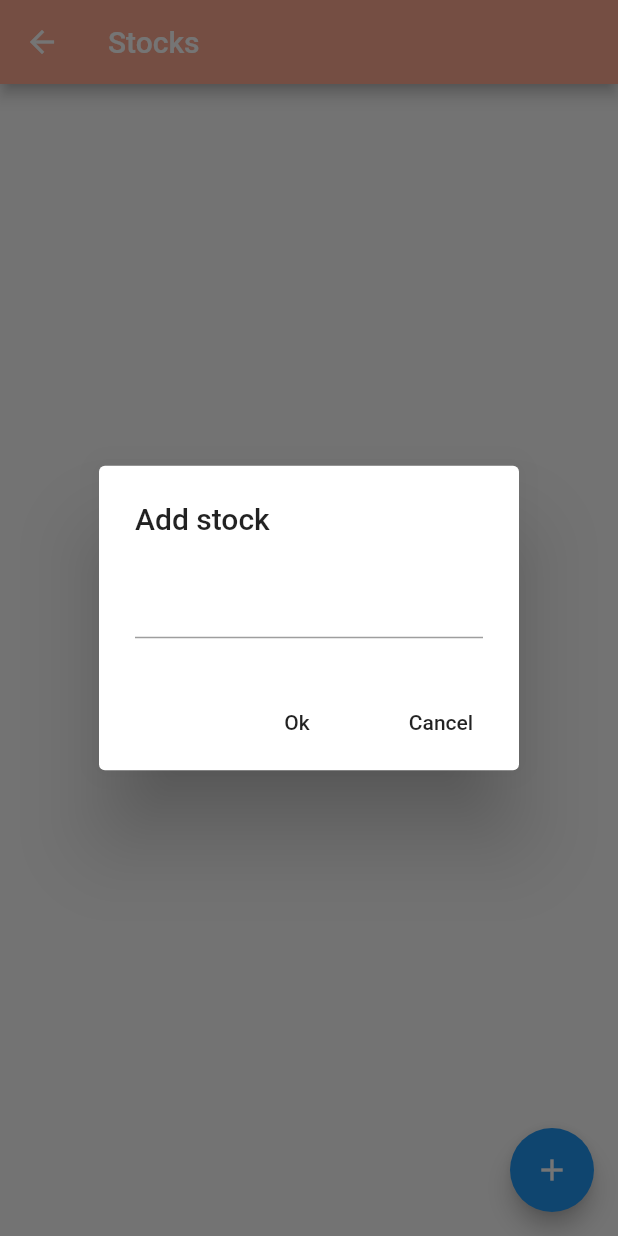
After one commit to Dannyyyy/Flutter-Study, a Flutter app: the StockPage screen opened by its route, after a tap on the "add" icon, on a phone screen of 412 x 824 dp. The commit adds this screen. Run offline on Flutter 3.47's test engine with Material 2 defaults, Android fonts, the phone set to English and light mode, and no system bars; missing offline and left inert: validator.

Commit message:
Stocks page.

```diff
--- a/Applications/flutter_app/lib/main.dart
+++ b/Applications/flutter_app/lib/main.dart
@@ -4,6 +4,7 @@ import 'package:flutter_app/tabs/second_tab.dart';
 import 'package:flutter_app/tabs/third_tab.dart';
 import 'package:flutter_app/pages/info_page.dart';
 import 'package:flutter_app/pages/settings_page.dart';
+import 'package:flutter_app/pages/stock_page.dart';
 
 void main() => runApp(App());
 
@@ -31,6 +32,10 @@ class HomePageState extends State<HomePage> with SingleTickerProviderStateMixin
 
   void navSettings(BuildContext context) {
     Navigator.of(context).pushNamed('/settings');
+  }
+
+  void navStocks(BuildContext context) {
+    Navigator.of(context).pushNamed('/stocks');
   }
 
   @override
@@ -74,11 +79,11 @@ class HomePageState extends State<HomePage> with SingleTickerProviderStateMixin
                     ),
                     new Divider(),
                     new ListTile(
-                        title: new Text("Sample Form"),
-                        trailing: new Icon(Icons.edit),
+                        title: new Text("Stocks"),
+                        trailing: new Icon(Icons.card_travel),
                         onTap: () {
                           Navigator.of(context).pop();
-                          navInfo(context);
+                          navStocks(context);
                         }),
                     new ListTile(
                         title: new Text("About"),
@@ -119,11 +124,13 @@ class App extends StatelessWidget
   @override
   Widget build(BuildContext context) {
     return new MaterialApp(
+      debugShowCheckedModeBanner: false,
       initialRoute: '/',
       routes: <String, WidgetBuilder>{
         '/': (BuildContext context) => new HomePage(),
         '/info': (BuildContext context) => new InfoPage(),
         '/settings': (BuildContext context) => new SettingsPage(),
+        '/stocks': (BuildContext context)  => new StockPage()
       },
     );
   }
--- /dev/null
+++ b/Applications/flutter_app/lib/models/stock.dart
@@ -0,0 +1,8 @@
+class Stock
+{
+  String name;
+  double cost;
+  DateTime lastUpdateDateTime;
+
+  Stock(this.name, this.cost, this.lastUpdateDateTime);
+}
--- /dev/null
+++ b/Applications/flutter_app/lib/pages/stock_page.dart
@@ -0,0 +1,87 @@
+import 'package:flutter/material.dart';
+import 'package:flutter_app/view_lists/stock_view_list.dart';
+import 'package:flutter_app/models/stock.dart';
+import 'package:flutter_app/services/stock_service.dart';
+
+class StockPage extends StatefulWidget
+{
+  @override
+  StockPageState createState() => new StockPageState();
+}
+
+class StockPageState extends State<StockPage>
+{
+  String _stockName;
+  List<Stock> _stocks = new List<Stock>();
+  StockService _service = new StockService();
+
+  Future<void> _refreshStocks() async
+  {
+    _stocks.forEach((s) async {
+        double cost = await _service.getStockCost(s.name);
+        setState(() {
+          s.cost = cost;
+          s.lastUpdateDateTime = DateTime.now();
+        });
+    });
+  }
+
+  Future<void> _inputStock() async
+  {
+    await showDialog<String>(
+      context: context,
+      builder: (BuildContext context) {
+        return new AlertDialog(
+          title: new Text("Add stock"),
+          content: new TextField(
+            onChanged: (String value) {
+              _stockName = value;
+            },
+          ),
+          actions: <Widget>[
+            new FlatButton(onPressed: () async {
+                  if(_stockName.isNotEmpty)
+                  {
+                    double cost = await _service.getStockCost(_stockName);
+                    setState(() {
+                      _stocks.add(new Stock(_stockName, cost, new DateTime.now()));
+                    });
+                  }
+                  _stockName = "";
+                  Navigator.pop(context);
+                },
+                child: new Text("Ok")
+            ),
+            new FlatButton(
+                onPressed: () => Navigator.pop(context),
+                child: new Text("Cancel")
+            )
+          ],
+        );
+      }
+    );
+  }
+
+  @override
+  Widget build(BuildContext context) {
+    // TODO: implement build
+    return new Scaffold(
+      appBar: new AppBar(
+        title: new Text("Stocks"),
+        backgroundColor: Colors.deepOrange[200],
+      ),
+      body: new Container(
+        child: new Center(
+          child: RefreshIndicator(
+            child: new StockViewList(stocks: _stocks),
+            onRefresh: _refreshStocks,
+          )
+        )
+      ),
+      floatingActionButton: new FloatingActionButton(
+        onPressed: _inputStock,
+        child: new Icon(Icons.add)
+      ),
+    );
+  }
+}
--- /dev/null
+++ b/Applications/flutter_app/lib/services/stock_service.dart
@@ -0,0 +1,14 @@
+import 'package:http/http.dart' as http;
+import 'dart:async';
+
+class StockService
+{
+  Future<double> getStockCost(String name) async
+  {
+    String url = "https://api.iextrading.com/1.0/stock/$name/price";
+
+    http.Response response = await http.get(url);
+    double price = double.tryParse(response.body);
+    return price;
+  }
+}
--- /dev/null
+++ b/Applications/flutter_app/lib/view_lists/stock_view_list.dart
@@ -0,0 +1,27 @@
+import 'package:flutter/material.dart';
+import 'package:flutter_app/models/stock.dart';
+
+class StockViewList extends StatefulWidget
+{
+  StockViewList({Key key, this.stocks}) : super(key: key);
+
+  final List<Stock> stocks;
+
+  @override
+  StockViewListState createState() => new StockViewListState();
+}
+
+class StockViewListState extends State<StockViewList>
+{
+  @override
+  Widget build(BuildContext context) {
+    return new ListView.builder(
+
+        itemCount: widget.stocks.length,
+        itemBuilder: (context, index) {
+          Stock stock = widget.stocks[index];
+          return new ListTile(title: new Text(stock.name), subtitle: new Text('${stock.cost ?? "Cost not found"} , Last update: ${stock.lastUpdateDateTime}'));
+        }
+    );
+  }
+}
```
